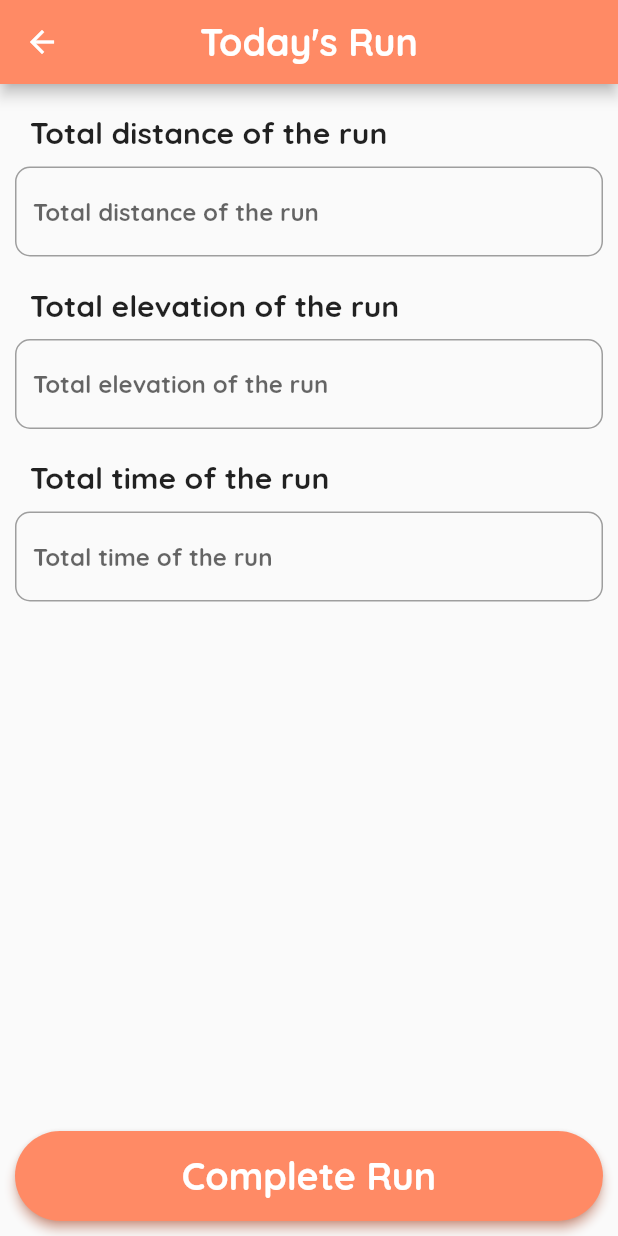
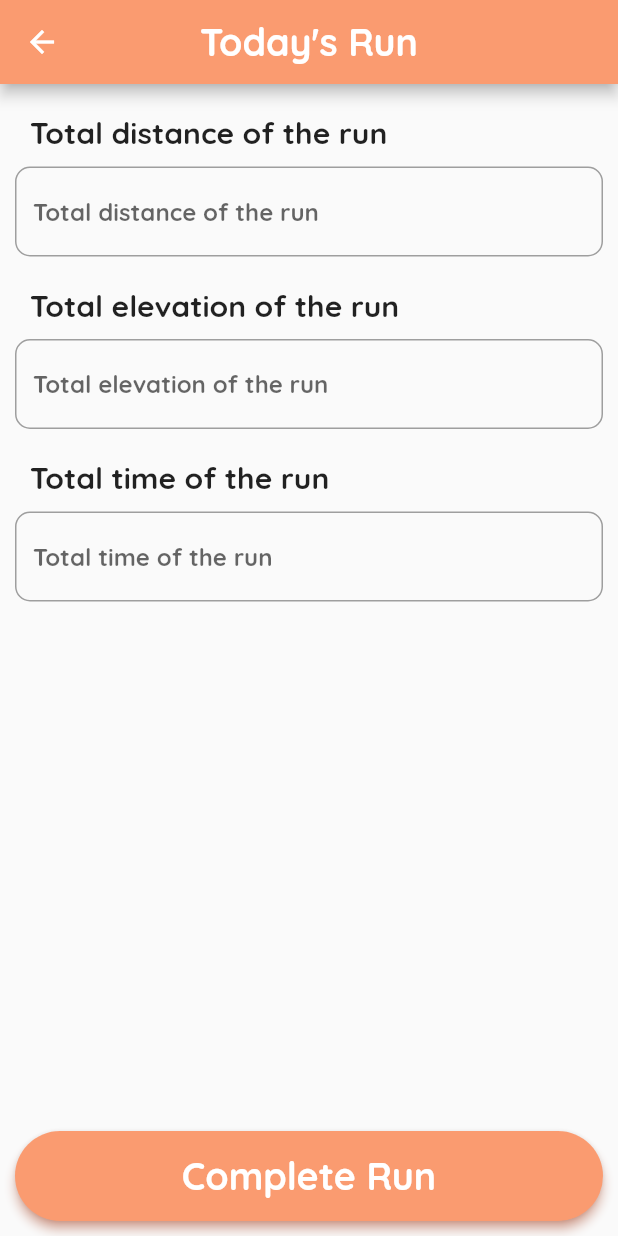
Before and after one commit to K-B-J/athleap_flutter, a Flutter app: the RunningHistory screen opened directly, after a tap on the "add" icon, on a phone screen of 412 x 824 dp. Run offline on Flutter 3.47's test engine with Material 2 defaults, Android fonts, the phone set to English and light mode, and no system bars.

Commit message:
Changed colors, centered text

```diff
--- a/lib/main.dart
+++ b/lib/main.dart
@@ -1,9 +1,12 @@
+import 'package:athleap/registerForm.dart';
 import 'package:flutter/material.dart';
 import 'package:athleap/loginForm.dart';
+import 'package:athleap/registerForm.dart';
+import 'package:athleap/running.dart';
 
 void main() {
   runApp(MaterialApp(
       debugShowCheckedModeBanner: false,
       theme: ThemeData(fontFamily: 'QuickSand'),
-      home: LoginForm()));
+      home: RunningHistory()));
 }
--- a/lib/registerForm.dart
+++ b/lib/registerForm.dart
@@ -10,6 +10,7 @@ class RegisterForm extends StatefulWidget {
 }
 
 class _RegisterFormState extends State<RegisterForm> {
+  var main_color = const Color(0xfffa9b70);
   final _formKey = GlobalKey<FormState>();
   var _name = "";
   int _height = 0;
@@ -26,7 +27,7 @@ class _RegisterFormState extends State<RegisterForm> {
       appBar: AppBar(
         title: Text("Register", style: TextStyle(fontWeight: FontWeight.bold)),
         centerTitle: true,
-        backgroundColor: Colors.deepOrange.shade300,
+        backgroundColor: main_color,
       ),
       body: Container(
           margin: EdgeInsets.all(10.0),
@@ -148,14 +149,14 @@ class _RegisterFormState extends State<RegisterForm> {
                               ),
                             ),
                             ToggleButtons(
-                              borderColor: Colors.deepOrange.shade300,
+                              borderColor: main_color,
                               borderWidth: 3.0,
                               borderRadius: BorderRadius.circular(5.0),
                               constraints: BoxConstraints(minHeight: 25.0),
-                              color: Colors.deepOrange.shade300,
-                              fillColor: Colors.deepOrange.shade300,
+                              color: main_color,
+                              fillColor: main_color,
                               selectedColor: Colors.white,
-                              selectedBorderColor: Colors.deepOrange.shade300,
+                              selectedBorderColor: main_color,
                               children: <Widget>[
                                 Padding(
                                     padding: EdgeInsets.only(
@@ -293,16 +294,17 @@ class _RegisterFormState extends State<RegisterForm> {
             ),
           ))),
       bottomNavigationBar: Container(
-          margin: EdgeInsets.all(10.0),
+          margin:
+              EdgeInsets.only(top: 10.0, bottom: 10.0, left: 30.0, right: 30.0),
           child: ElevatedButton(
             style: ElevatedButton.styleFrom(
-              primary: Colors.deepOrange.shade300,
+              primary: main_color,
               onPrimary: Colors.white,
               shadowColor: Colors.deepOrangeAccent,
               elevation: 3,
               shape: RoundedRectangleBorder(
                   borderRadius: BorderRadius.circular(32.0)),
-              minimumSize: Size(400, 60), //////// HERE
+              minimumSize: Size(300, 60), //////// HERE
             ),
             child: Text(
               "Register",
--- a/lib/running.dart
+++ b/lib/running.dart
@@ -3,13 +3,14 @@ import 'package:athleap/registerForm.dart';
 import 'package:flutter/material.dart';
 
 class RunningHistory extends StatelessWidget {
+  var main_color = const Color(0xfffa9b70);
   @override
   Widget build(BuildContext context) {
     return Scaffold(
       appBar: AppBar(
         title: Text("Running", style: TextStyle(fontWeight: FontWeight.bold)),
         centerTitle: true,
-        backgroundColor: Colors.deepOrange.shade300,
+        backgroundColor: main_color,
       ),
       body: Container(
           margin: EdgeInsets.all(10.0),
@@ -21,134 +22,140 @@ class RunningHistory extends StatelessWidget {
                   child: DataTable(
                     columns: const <DataColumn>[
                       DataColumn(
-                        label: Text(
+                        label: Center(
+                            child: Text(
                           'DATE',
                           style: TextStyle(fontWeight: FontWeight.bold),
-                        ),
+                          textAlign: TextAlign.center,
+                        )),
                       ),
                       DataColumn(
-                        label: Text(
+                        label: Center(
+                            child: Text(
                           'DISTANCE',
                           style: TextStyle(fontWeight: FontWeight.bold),
-                        ),
+                        )),
                       ),
                       DataColumn(
-                        label: Text(
+                        label: Center(
+                            child: Text(
                           'TIME',
                           style: TextStyle(fontWeight: FontWeight.bold),
-                        ),
+                        )),
                       ),
                       DataColumn(
-                        label: Text(
+                        label: Center(
+                            child: Text(
                           'ELEVATION',
                           style: TextStyle(fontWeight: FontWeight.bold),
-                        ),
+                        )),
                       ),
                       DataColumn(
-                        label: Text(
+                        label: Center(
+                            child: Text(
                           'CALORIES',
                           style: TextStyle(fontWeight: FontWeight.bold),
-                        ),
+                        )),
                       ),
                     ],
                     rows: const <DataRow>[
                       DataRow(
                         cells: <DataCell>[
-                          DataCell(Text("22/11/2021")),
-                          DataCell(Text('1.5')),
-                          DataCell(Text('00:30')),
-                          DataCell(Text('1')),
-                          DataCell(Text('1.5')),
+                          DataCell(Center(child: Text("22/11/2021"))),
+                          DataCell(Center(child: Text('1.5'))),
+                          DataCell(Center(child: Text('00:30'))),
+                          DataCell(Center(child: Text('1'))),
+                          DataCell(Center(child: Text('1.5'))),
                         ],
                       ),
                       DataRow(
                         cells: <DataCell>[
-                          DataCell(Text('22/11/2021')),
-                          DataCell(Text('1.5')),
-                          DataCell(Text('00:30')),
-                          DataCell(Text('1')),
-                          DataCell(Text('1.5')),
+                          DataCell(Center(child: Text("22/11/2021"))),
+                          DataCell(Center(child: Text('1.5'))),
+                          DataCell(Center(child: Text('00:30'))),
+                          DataCell(Center(child: Text('1'))),
+                          DataCell(Center(child: Text('1.5'))),
                         ],
                       ),
                       DataRow(
                         cells: <DataCell>[
-                          DataCell(Text('22/11/2021 ')),
-                          DataCell(Text('1.5')),
-                          DataCell(Text('00:30')),
-                          DataCell(Text('1')),
-                          DataCell(Text('1.5')),
+                          DataCell(Center(child: Text("22/11/2021"))),
+                          DataCell(Center(child: Text('1.5'))),
+                          DataCell(Center(child: Text('00:30'))),
+                          DataCell(Center(child: Text('1'))),
+                          DataCell(Center(child: Text('1.5'))),
                         ],
                       ),
                       DataRow(
                         cells: <DataCell>[
-                          DataCell(Text('22/11/2021 ')),
-                          DataCell(Text('1.5')),
-                          DataCell(Text('00:30')),
-                          DataCell(Text('1')),
-                          DataCell(Text('1.5')),
+                          DataCell(Center(child: Text("22/11/2021"))),
+                          DataCell(Center(child: Text('1.5'))),
+                          DataCell(Center(child: Text('00:30'))),
+                          DataCell(Center(child: Text('1'))),
+                          DataCell(Center(child: Text('1.5'))),
                         ],
                       ),
                       DataRow(
                         cells: <DataCell>[
-                          DataCell(Text('22/11/2021 ')),
-                          DataCell(Text('1.5')),
-                          DataCell(Text('00:30')),
-                          DataCell(Text('1')),
-                          DataCell(Text('1.5')),
+                          DataCell(Center(child: Text("22/11/2021"))),
+                          DataCell(Center(child: Text('1.5'))),
+                          DataCell(Center(child: Text('00:30'))),
+                          DataCell(Center(child: Text('1'))),
+                          DataCell(Center(child: Text('1.5'))),
                         ],
                       ),
                       DataRow(
                         cells: <DataCell>[
-                          DataCell(Text('22/11/2021 ')),
-                          DataCell(Text('1.5')),
-                          DataCell(Text('00:30')),
-                          DataCell(Text('1')),
-                          DataCell(Text('1.5')),
+                          DataCell(Center(child: Text("22/11/2021"))),
+                          DataCell(Center(child: Text('1.5'))),
+                          DataCell(Center(child: Text('00:30'))),
+                          DataCell(Center(child: Text('1'))),
+                          DataCell(Center(child: Text('1.5'))),
                         ],
                       ),
                       DataRow(
                         cells: <DataCell>[
-                          DataCell(Text('22/11/2021 ')),
-                          DataCell(Text('1.5')),
-                          DataCell(Text('00:30')),
-                          DataCell(Text('1')),
-                          DataCell(Text('1.5')),
+                          DataCell(Center(child: Text("22/11/2021"))),
+                          DataCell(Center(child: Text('1.5'))),
+                          DataCell(Center(child: Text('00:30'))),
+                          DataCell(Center(child: Text('1'))),
+                          DataCell(Center(child: Text('1.5'))),
                         ],
                       ),
                       DataRow(
                         cells: <DataCell>[
-                          DataCell(Text('22/11/2021 ')),
-                          DataCell(Text('1.5')),
-                          DataCell(Text('00:30')),
-                          DataCell(Text('1')),
-                          DataCell(Text('1.5')),
+                          DataCell(Center(child: Text("22/11/2021"))),
+                          DataCell(Center(child: Text('1.5'))),
+                          DataCell(Center(child: Text('00:30'))),
+                          DataCell(Center(child: Text('1'))),
+                          DataCell(Center(child: Text('1.5'))),
                         ],
                       ),
                       DataRow(
                         cells: <DataCell>[
-                          DataCell(Text('22/11/2021 ')),
-                          DataCell(Text('1.5')),
-                          DataCell(Text('00:30')),
-                          DataCell(Text('1')),
-                          DataCell(Text('1.5')),
+                          DataCell(Center(child: Text("22/11/2021"))),
+                          DataCell(Center(child: Text('1.5'))),
+                          DataCell(Center(child: Text('00:30'))),
+                          DataCell(Center(child: Text('1'))),
+                          DataCell(Center(child: Text('1.5'))),
                         ],
                       ),
                       DataRow(
                         cells: <DataCell>[
-                          DataCell(Text('22/11/2021 ')),
-                          DataCell(Text('1.5')),
-                          DataCell(Text('00:30')),
-                          DataCell(Text('1')),
-                          DataCell(Text('1.5')),
+                          DataCell(Center(child: Text("22/11/2021"))),
+                          DataCell(Center(child: Text('1.5'))),
+                          DataCell(Center(child: Text('00:30'))),
+                          DataCell(Center(child: Text('1'))),
+                          DataCell(Center(child: Text('1.5'))),
                         ],
                       ),
                       DataRow(
                         cells: <DataCell>[
-                          DataCell(Text('22/11/2021 ')),
-                          DataCell(Text('1.5')),
-                          DataCell(Text('00:30')),
-                          DataCell(Text('1')),
-                          DataCell(Text('1.5')),
+                          DataCell(Center(child: Text("22/11/2021"))),
+                          DataCell(Center(child: Text('1.5'))),
+                          DataCell(Center(child: Text('00:30'))),
+                          DataCell(Center(child: Text('1'))),
+                          DataCell(Center(child: Center(child: Text('1.5')))),
                         ],
                       ),
                     ],
@@ -166,14 +173,19 @@ class RunningHistory extends StatelessWidget {
         onTap: (index) {},
       ),
       floatingActionButtonLocation: FloatingActionButtonLocation.endFloat,
-      floatingActionButton: new FloatingActionButton(
-        onPressed: () {
-          Navigator.push(context,
-              MaterialPageRoute(builder: (context) => const AddRunningData()));
-        },
-        tooltip: 'Increment',
-        child: new Icon(Icons.add),
-      ),
+      floatingActionButton: new Opacity(
+          opacity: 0.7,
+          child: new FloatingActionButton(
+            backgroundColor: main_color,
+            onPressed: () {
+              Navigator.push(
+                  context,
+                  MaterialPageRoute(
+                      builder: (context) => const AddRunningData()));
+            },
+            tooltip: 'Increment',
+            child: new Icon(Icons.add),
+          )),
     );
   }
 }
--- a/lib/runningForm.dart
+++ b/lib/runningForm.dart
@@ -10,6 +10,7 @@ class AddRunningData extends StatefulWidget {
 
 class _AddRunningDataState extends State<AddRunningData> {
   final _formKey = GlobalKey<FormState>();
+  var main_color = const Color(0xfffa9b70);
   double _distance = 0;
   double _elevation = 0;
   double _time = 0;
@@ -22,7 +23,7 @@ class _AddRunningDataState extends State<AddRunningData> {
           style: TextStyle(fontSize: 25.0, fontWeight: FontWeight.bold),
         ),
         centerTitle: true,
-        backgroundColor: Colors.deepOrange.shade300,
+        backgroundColor: main_color,
       ),
       body: Container(
         margin: EdgeInsets.all(10.0),
@@ -172,7 +173,7 @@ class _AddRunningDataState extends State<AddRunningData> {
           margin: EdgeInsets.all(10.0),
           child: ElevatedButton(
             style: ElevatedButton.styleFrom(
-              primary: Colors.deepOrange.shade300,
+              primary: main_color,
               onPrimary: Colors.white,
               shadowColor: Colors.deepOrangeAccent,
               elevation: 3,
```
